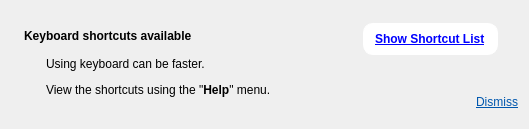
Before: the Qt Designer form src/widgets/infoonkeyboardshoertcuts.ui in lbellonda/qxmledit, drawn with Qt 5.
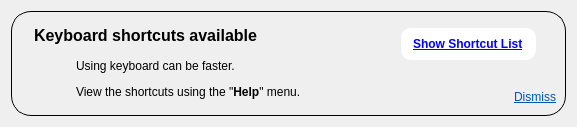
After: the same form once the commit is applied. Icons and pictures are not drawn.

Commit message: b-169 more UI experiments

```diff
--- a/src/widgets/infoonkeyboardshoertcuts.ui
+++ b/src/widgets/infoonkeyboardshoertcuts.ui
@@ -6,13 +6,25 @@
    <rect>
     <x>0</x>
     <y>0</y>
-    <width>529</width>
-    <height>129</height>
+    <width>577</width>
+    <height>127</height>
    </rect>
   </property>
   <property name="windowTitle">
    <string>Form</string>
   </property>
+  <layout class="QHBoxLayout" name="horizontalLayout_2">
+   <item>
+    <widget class="QGroupBox" name="groupBox">
+     <property name="styleSheet">
+      <string notr="true">border :1px solid;border-radius:20px;</string>
+     </property>
+     <property name="title">
+      <string/>
+     </property>
+     <property name="flat">
+      <bool>false</bool>
+     </property>
   <layout class="QHBoxLayout" name="horizontalLayout">
    <item>
     <widget class="QLabel" name="info">
@@ -22,6 +34,9 @@
        <verstretch>0</verstretch>
       </sizepolicy>
      </property>
+        <property name="styleSheet">
+         <string notr="true">border:none;</string>
+        </property>
      <property name="text">
       <string/>
      </property>
@@ -42,13 +57,13 @@
       </sizepolicy>
      </property>
      <property name="styleSheet">
-      <string notr="true"/>
+         <string notr="true">border: none</string>
      </property>
      <property name="text">
       <string>&lt;html&gt;&lt;head/&gt;&lt;body&gt;
-&lt;p&gt;&lt;span style=&quot; font-weight:600;&quot;&gt;Keyboard shortcuts available &lt;/span&gt;&lt;/p&gt;
+&lt;p&gt;&lt;span style=&quot;font-size:12pt;font-weight:600;&quot;&gt;Keyboard shortcuts available &lt;/span&gt;&lt;/p&gt;
 &lt;p&gt;
-&lt;table border=&quot;0&quot; style=&quot; margin-top:0px; margin-bottom:0px; margin-left:0px; margin-right:0px;&quot; cellspacing=&quot;2&quot; cellpadding=&quot;0&quot;&gt;&lt;tr&gt;&lt;td style=&quot; padding-left:20;&quot;&gt;&lt;p&gt;&lt;span style=&quot; font-size:9pt;&quot;&gt;Using keyboard can be faster.&lt;/span&gt;&lt;/p&gt;&lt;p&gt;&lt;span style=&quot; font-size:9pt;&quot;&gt;View the shortcuts using the &amp;quot;&lt;/span&gt;&lt;span style=&quot; font-size:9pt; font-weight:600;&quot;&gt;Help&lt;/span&gt;&lt;span style=&quot; font-size:9pt;&quot;&gt;&amp;quot; menu.&lt;/span&gt;&lt;/p&gt;&lt;/td&gt;&lt;/tr&gt;&lt;/table&gt;&lt;/p&gt;&lt;/body&gt;&lt;/html&gt;</string>
+&lt;table border=&quot;0&quot; style=&quot; margin-top:0px; margin-bottom:0px; margin-left:0px; margin-right:0px;&quot; cellspacing=&quot;2&quot; cellpadding=&quot;0&quot;&gt;&lt;tr&gt;&lt;td style=&quot; padding-left:40;padding-right:40;&quot;&gt;&lt;p&gt;&lt;span style=&quot; font-size:9pt;&quot;&gt;Using keyboard can be faster.&lt;/span&gt;&lt;/p&gt;&lt;p&gt;&lt;span style=&quot; font-size:9pt;&quot;&gt;View the shortcuts using the &amp;quot;&lt;/span&gt;&lt;span style=&quot; font-size:9pt; font-weight:600;&quot;&gt;Help&lt;/span&gt;&lt;span style=&quot; font-size:9pt;&quot;&gt;&amp;quot; menu.&lt;/span&gt;&lt;/p&gt;&lt;/td&gt;&lt;/tr&gt;&lt;/table&gt;&lt;/p&gt;&lt;/body&gt;&lt;/html&gt;</string>
      </property>
     </widget>
    </item>
@@ -84,6 +99,9 @@
          <verstretch>0</verstretch>
         </sizepolicy>
        </property>
+          <property name="styleSheet">
+           <string notr="true">border:none;</string>
+          </property>
        <property name="text">
         <string/>
        </property>
@@ -98,7 +116,7 @@
         </sizepolicy>
        </property>
        <property name="styleSheet">
-        <string notr="true"/>
+           <string notr="true">border:none;</string>
        </property>
        <property name="text">
         <string>&lt;html&gt;&lt;head/&gt;&lt;body&gt;&lt;p align=&quot;right&quot;&gt;&lt;a href=&quot;self:dismiss&quot;&gt;&lt;span style=&quot; font-size:9pt; text-decoration: underline; color:#0057ae;&quot;&gt;Dismiss&lt;/span&gt;&lt;/a&gt;&lt;/p&gt;&lt;/body&gt;&lt;/html&gt;</string>
@@ -106,6 +124,9 @@
       </widget>
      </item>
     </layout>
+      </item>
+     </layout>
+    </widget>
    </item>
   </layout>
  </widget>
```
Lines whose indentation alone changed are shown as unchanged. The commit also changes 7 other files.
